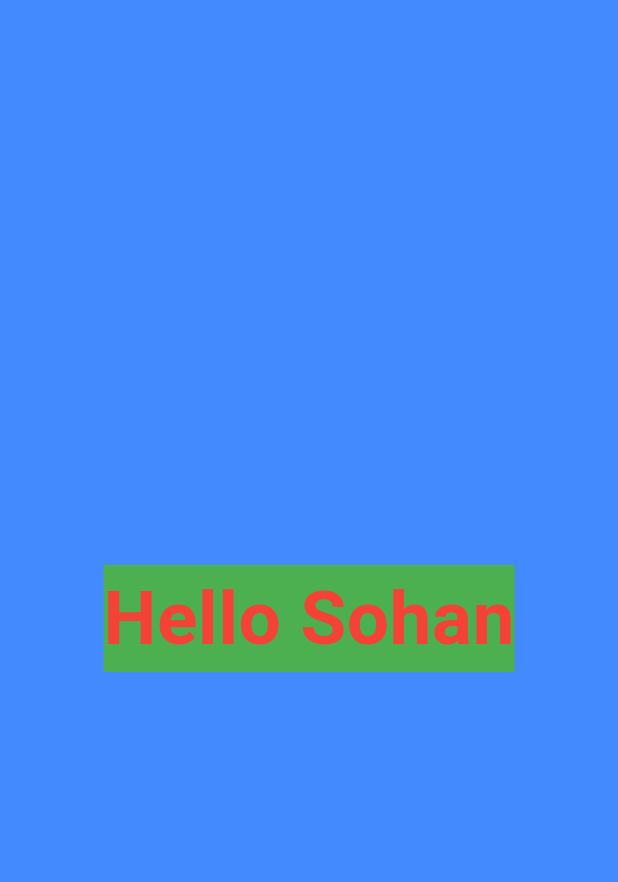
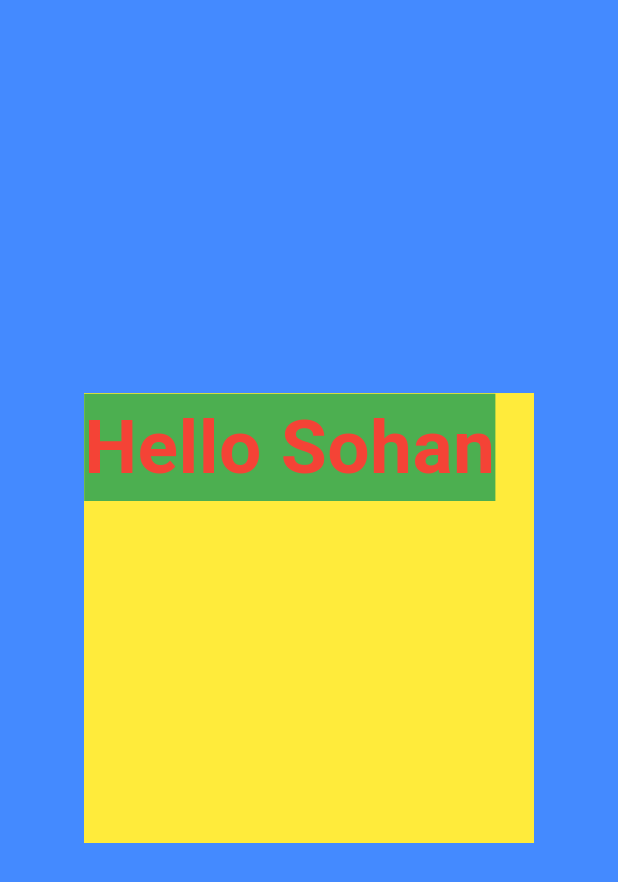
Before and after one commit to ProgrammerSohan/Mobile-App-With-Dart-Flutter, a Flutter app: the screen it shows after launch, on a phone screen of 412 x 824 dp. Shown: the top 882 px of the screen. Run offline on Flutter 3.47's test engine with Material 3 defaults, Android fonts, the phone set to English and light mode, and no system bars.

Commit message:
8.1-container in flutter

```diff
--- a/lib/main.dart
+++ b/lib/main.dart
@@ -11,10 +11,14 @@ class MyApp extends StatelessWidget {
   Widget build(BuildContext context) {
     return MaterialApp(
       debugShowCheckedModeBanner: false,
-      home:Scaffold (
+      home: Scaffold(
         backgroundColor: Colors.blueAccent,
-        body:SafeArea(
-          child:Center(
+        body: SafeArea(
+          child: Center(
+            child: Container(
+              height: 300,
+              width: 300,
+              color: Colors.yellow,
               child: Text(
                 "Hello Sohan",
                 style: TextStyle(
@@ -27,6 +31,7 @@ class MyApp extends StatelessWidget {
             ),
           ),
         ),
+      ),
     );
   }
 }
```
Lines whose indentation alone changed are shown as unchanged.
